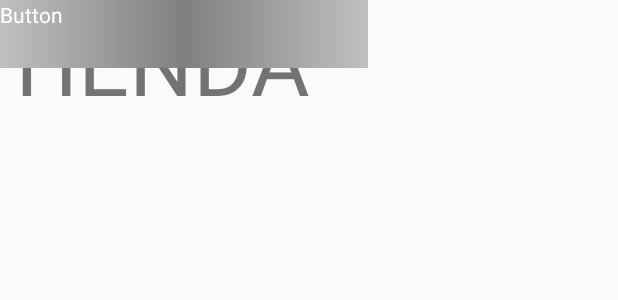
After one commit to Adriaanbl/AdriProject, an Android app: the layout fragment_start_page_.xml on its own in the app's theme, with its tools: preview values and no code run, on a phone screen of 412 x 824 dp. The commit adds this screen. Shown: the top 300 px of the screen. Run offline under Robolectric (Android 15) with nearby library versions, the phone set to English and light mode, and no system bars.

Commit message:
11/10 13:55

```diff
--- a/app/src/main/AndroidManifest.xml
+++ b/app/src/main/AndroidManifest.xml
@@ -9,7 +9,7 @@
         android:icon="@mipmap/ic_launcher"
         android:label="@string/app_name"
         android:supportsRtl="true"
-        android:theme="@style/Theme.AdriProject"
+        android:theme="@style/PrincipalTheme"
         tools:targetApi="31">
         <activity
             android:name=".MainActivity"
--- /dev/null
+++ b/app/src/main/res/drawable/gradient_button.xml
@@ -0,0 +1,9 @@
+<?xml version="1.0" encoding="utf-8"?>
+<shape xmlns:android="http://schemas.android.com/apk/res/android">
+    <gradient
+        android:startColor="#C0C0C0"
+        android:centerColor="#808080"
+        android:endColor="#C0C0C0"
+        android:angle="0"
+    />
+</shape>
--- /dev/null
+++ b/app/src/main/res/layout/fragment_start_page_.xml
@@ -0,0 +1,28 @@
+<?xml version="1.0" encoding="utf-8"?>
+<androidx.constraintlayout.widget.ConstraintLayout xmlns:android="http://schemas.android.com/apk/res/android"
+    xmlns:app="http://schemas.android.com/apk/res-auto"
+    xmlns:tools="http://schemas.android.com/tools"
+    android:layout_width="match_parent"
+    android:layout_height="match_parent"
+    tools:context=".fragmentStartPage">
+
+    <TextView
+        android:id="@+id/textView"
+        android:layout_width="wrap_content"
+        android:layout_height="wrap_content"
+        android:text="TIENDA"
+        android:textSize="60dp"
+        tools:layout_editor_absoluteX="101dp"
+        tools:layout_editor_absoluteY="89dp" />
+
+    <Button
+        android:id="@+id/button"
+        style="@style/gradient_button"
+        android:layout_width="245dp"
+        android:layout_height="45dp"
+        android:text="Button"
+        android:theme="@style/PrincipalTheme"
+        tools:layout_editor_absoluteX="83dp"
+        tools:layout_editor_absoluteY="250dp" />
+
+</androidx.constraintlayout.widget.ConstraintLayout>
--- a/app/src/main/res/values/strings.xml
+++ b/app/src/main/res/values/strings.xml
@@ -1,3 +1,5 @@
 <resources>
     <string name="app_name">AdriProject</string>
+    <!-- TODO: Remove or change this placeholder text -->
+    <string name="hello_blank_fragment">Hello blank fragment</string>
 </resources>
--- a/app/src/main/res/values/themes.xml
+++ b/app/src/main/res/values/themes.xml
@@ -13,4 +13,20 @@
         <item name="android:statusBarColor">?attr/colorPrimaryVariant</item>
         <!-- Customize your theme here. -->
     </style>
+
+    <style name="gradient_button">
+        <item name="android:layout_width">wrap_content</item>
+        <item name="android:layout_height">48dp</item>
+        <item name="android:background">@drawable/gradient_button</item>
+        <item name="android:textColor">@android:color/white</item>
+        <item name="android:textAllCaps">false</item>
+    </style>
+
+    <style name="PrincipalTheme" parent="Theme.AppCompat.Light.DarkActionBar">
+
+
+        <item name="android:buttonStyle">@style/gradient_button</item>
+    </style>
+
+
 </resources>
```
Also changed, not shown: app/src/main/java/es/abd/adriproject/MainActivity.kt (+7 -1 lines), app/src/main/java/es/abd/adriproject/fragmentStartPage.kt (added, +44 -0 lines), app/src/main/res/layout/activity_main.xml (+6 -8 lines).
